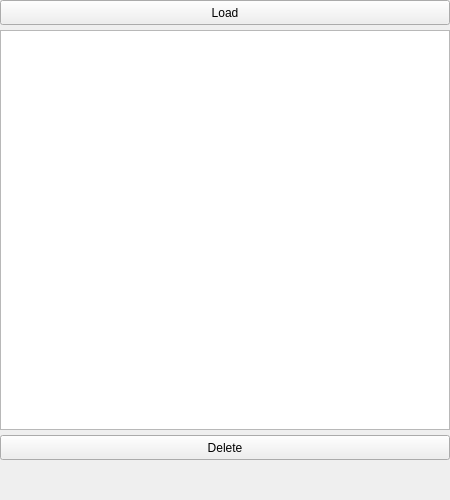
Qt form src/fileboxentity.ui (ttddee/Cascade) before a commit.
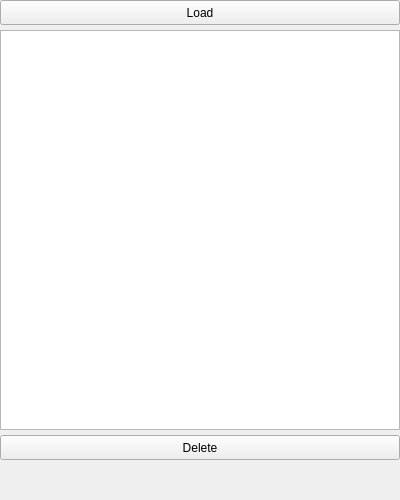
The same form after that commit.

The edit to the form file:
```diff
--- a/src/fileboxentity.ui
+++ b/src/fileboxentity.ui
@@ -6,7 +6,7 @@
    <rect>
     <x>0</x>
     <y>0</y>
-    <width>450</width>
+    <width>400</width>
     <height>500</height>
    </rect>
   </property>
@@ -24,8 +24,8 @@
   </property>
   <property name="maximumSize">
    <size>
-    <width>450</width>
-    <height>500</height>
+    <width>16777215</width>
+    <height>800</height>
    </size>
   </property>
   <property name="windowTitle">
@@ -70,6 +70,9 @@
      </item>
      <item>
       <widget class="QListView" name="fileListView">
+       <property name="enabled">
+        <bool>true</bool>
+       </property>
        <property name="minimumSize">
         <size>
          <width>0</width>
```
